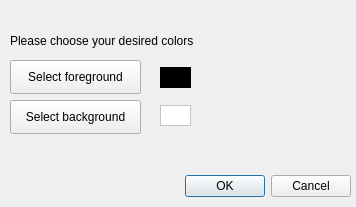
Qt form EasyNotepad/colorpicker.ui (maurictg/EasyNotepad) before a commit.
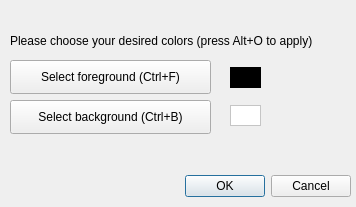
The same form after that commit.

What changed in the file:
```diff
--- a/EasyNotepad/colorpicker.ui
+++ b/EasyNotepad/colorpicker.ui
@@ -34,12 +34,12 @@
     <rect>
      <x>10</x>
      <y>30</y>
-     <width>231</width>
+     <width>341</width>
      <height>21</height>
     </rect>
    </property>
    <property name="text">
-    <string>Please choose your desired colors</string>
+    <string>Please choose your desired colors (press Alt+O to apply)</string>
    </property>
   </widget>
   <widget class="QPushButton" name="btnForeground">
@@ -47,12 +47,21 @@
     <rect>
      <x>10</x>
      <y>60</y>
-     <width>131</width>
+     <width>201</width>
      <height>34</height>
     </rect>
    </property>
    <property name="text">
-    <string>Select foreground</string>
+    <string>Select foreground (Ctrl+F)</string>
+   </property>
+   <property name="shortcut">
+    <string>Ctrl+F</string>
+   </property>
+   <property name="default">
+    <bool>false</bool>
+   </property>
+   <property name="flat">
+    <bool>false</bool>
    </property>
   </widget>
   <widget class="QPushButton" name="btnBackground">
@@ -60,18 +69,21 @@
     <rect>
      <x>10</x>
      <y>100</y>
-     <width>131</width>
+     <width>201</width>
      <height>34</height>
     </rect>
    </property>
    <property name="text">
-    <string>Select background</string>
+    <string>Select background (Ctrl+B)</string>
+   </property>
+   <property name="shortcut">
+    <string>Ctrl+B</string>
    </property>
   </widget>
   <widget class="QFrame" name="foreground">
    <property name="geometry">
     <rect>
-     <x>160</x>
+     <x>230</x>
      <y>67</y>
      <width>31</width>
      <height>21</height>
@@ -90,7 +102,7 @@
   <widget class="QFrame" name="background">
    <property name="geometry">
     <rect>
-     <x>160</x>
+     <x>230</x>
      <y>105</y>
      <width>31</width>
      <height>21</height>
```
